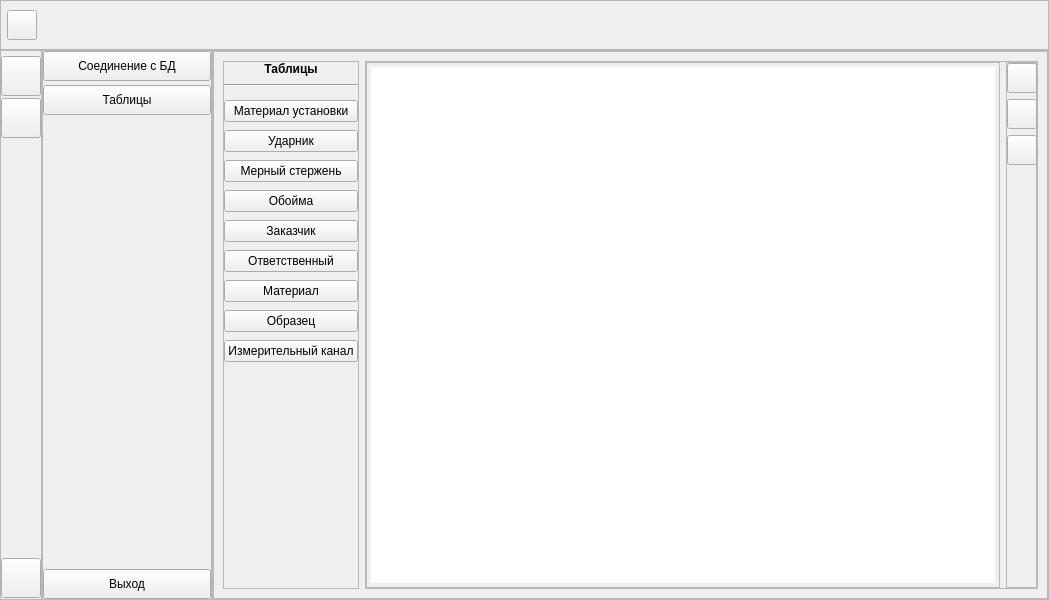
Old version of the form ui/new_main_form.ui in the repository constantinoval/dynaexp.
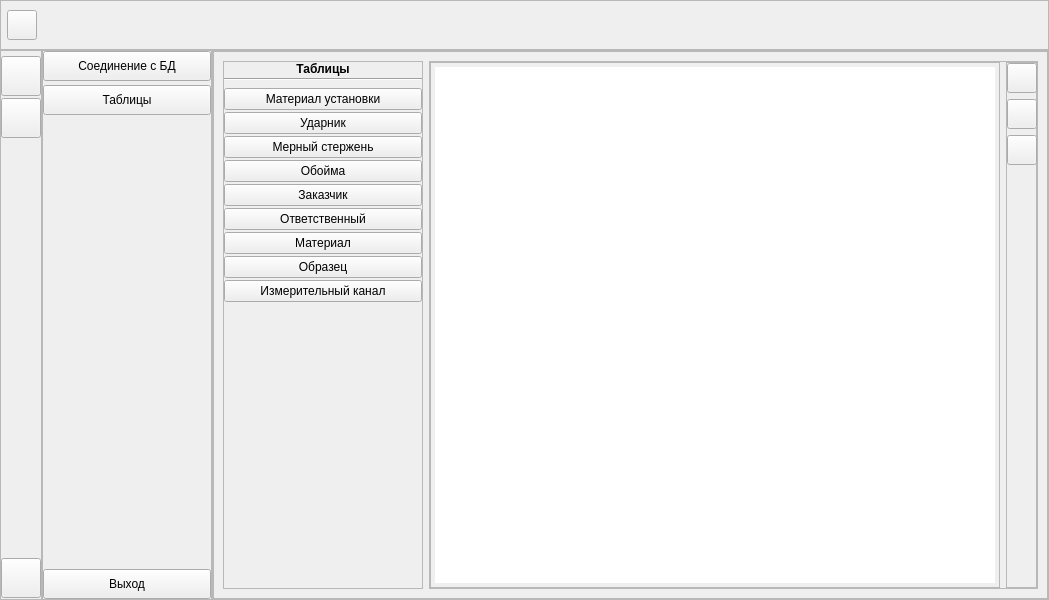
New version of the form. Icons and pictures are not drawn.

The edit to the form file:
```diff
--- a/ui/new_main_form.ui
+++ b/ui/new_main_form.ui
@@ -188,6 +188,18 @@
              <layout class="QHBoxLayout" name="horizontalLayout_4">
               <item>
                <widget class="QFrame" name="frame_2">
+                <property name="sizePolicy">
+                 <sizepolicy hsizetype="Minimum" vsizetype="Preferred">
+                  <horstretch>0</horstretch>
+                  <verstretch>0</verstretch>
+                 </sizepolicy>
+                </property>
+                <property name="minimumSize">
+                 <size>
+                  <width>200</width>
+                  <height>0</height>
+                 </size>
+                </property>
                 <property name="frameShape">
                  <enum>QFrame::StyledPanel</enum>
                 </property>
@@ -196,7 +208,7 @@
                 </property>
                 <layout class="QVBoxLayout" name="verticalLayout_5">
                  <property name="spacing">
-                  <number>8</number>
+                  <number>2</number>
                  </property>
                  <property name="leftMargin">
                   <number>0</number>
@@ -250,6 +262,18 @@
                  </item>
                  <item>
                   <widget class="QPushButton" name="elastic_properties_btn">
+                   <property name="sizePolicy">
+                    <sizepolicy hsizetype="Minimum" vsizetype="Preferred">
+                     <horstretch>0</horstretch>
+                     <verstretch>0</verstretch>
+                    </sizepolicy>
+                   </property>
+                   <property name="minimumSize">
+                    <size>
+                     <width>0</width>
+                     <height>0</height>
+                    </size>
+                   </property>
                    <property name="text">
                     <string>Материал установки</string>
                    </property>
```
